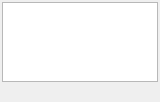
Asvel/SubtitleResyncHelper, file subtitle_resync_helper/gui/timemaper.ui: the form before one commit.
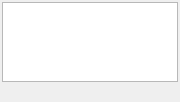
The form after the commit.

Patch:
```diff
--- a/subtitle_resync_helper/gui/timemaper.ui
+++ b/subtitle_resync_helper/gui/timemaper.ui
@@ -6,7 +6,7 @@
    <rect>
     <x>0</x>
     <y>0</y>
-    <width>160</width>
+    <width>180</width>
     <height>102</height>
    </rect>
   </property>
```
